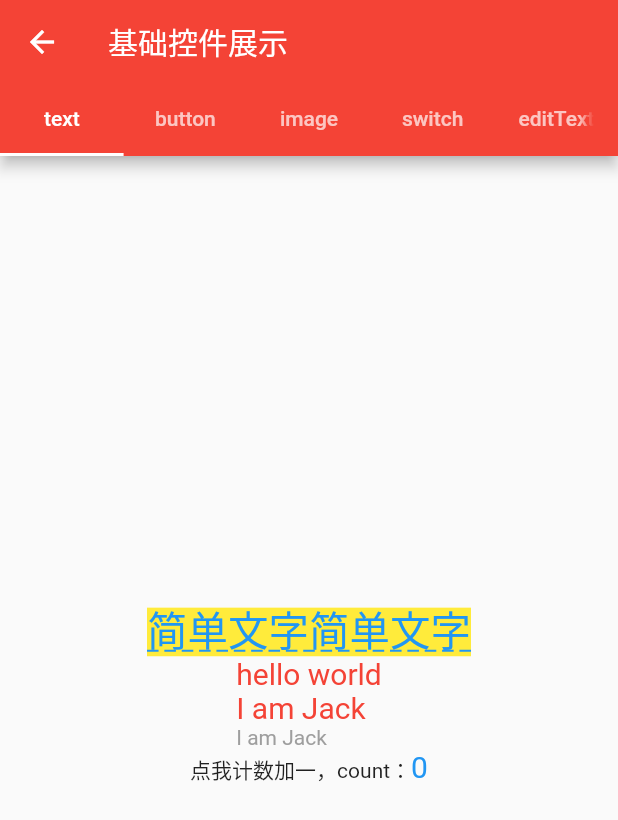
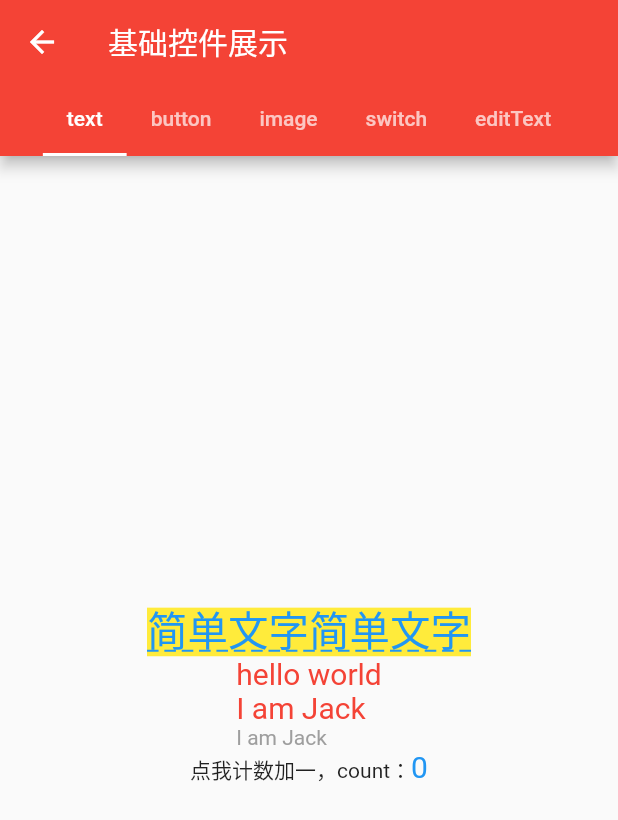
Before and after one commit to leaf-fade/flutterDemo, a Flutter app: the screen it shows after launch, after a tap on "基础控件", on a phone screen of 412 x 824 dp. Shown: the top 820 px of the screen. Run offline on Flutter 3.47's test engine with Material 2 defaults, Android fonts, the phone set to English and light mode, and no system bars; our stand-ins replace event_bus, shared_preferences.

```diff
--- a/lib/contain.dart
+++ b/lib/contain.dart
@@ -17,7 +17,10 @@ class BaseContain extends StatelessWidget{
         child: Scaffold(
             appBar: AppBar(
               title: Text(title),
-              bottom: TabBar(tabs: barList),
+              bottom: TabBar(
+                tabs: barList,
+                isScrollable: true,
+              ),
             ),
             body: TabBarView(children: barViewList)
         ));
```
